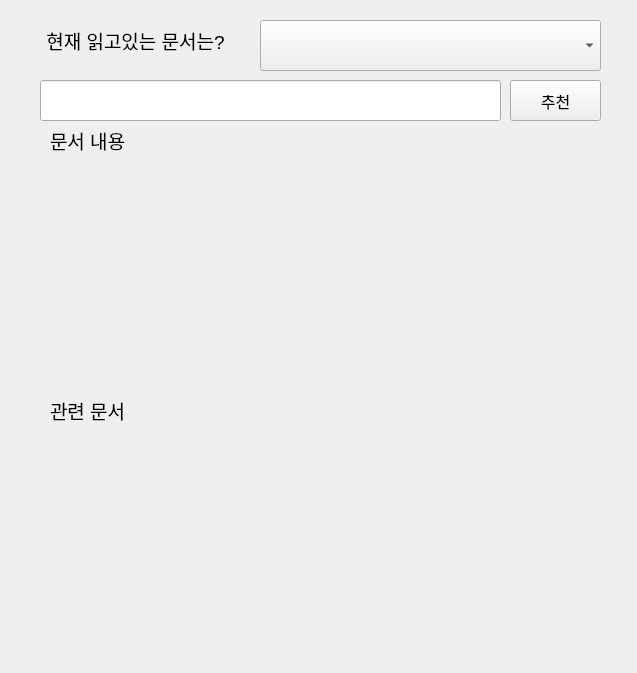
chipmunk-tail/NAMU-Branch-recommendation-for-namuwiki, file namu_recommendation.ui: the form before one commit.
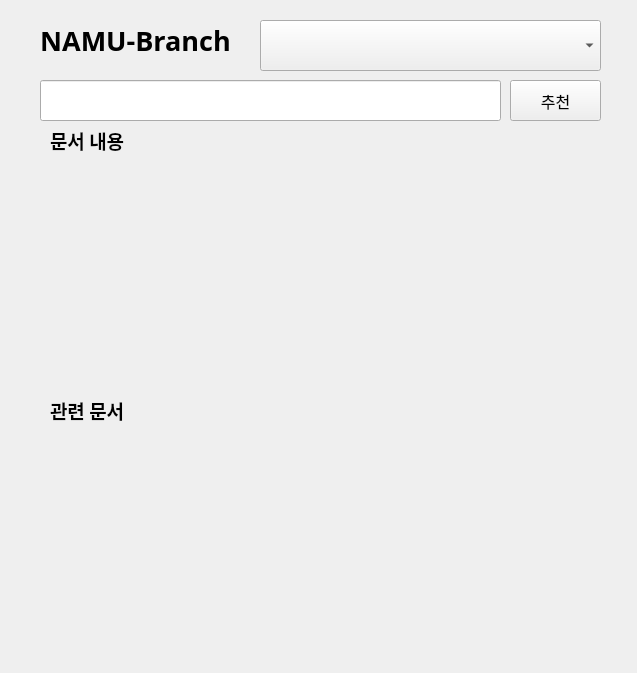
The form after the commit.

```diff
--- a/namu_recommendation.ui
+++ b/namu_recommendation.ui
@@ -24,11 +24,14 @@
    </property>
    <property name="font">
     <font>
-     <pointsize>14</pointsize>
+     <family>Candara</family>
+     <pointsize>20</pointsize>
+     <weight>75</weight>
+     <bold>true</bold>
     </font>
    </property>
    <property name="text">
-    <string>현재 읽고있는 문서는?</string>
+    <string>NAMU-Branch</string>
    </property>
    <property name="alignment">
     <set>Qt::AlignCenter</set>
@@ -138,7 +141,10 @@
    </property>
    <property name="font">
     <font>
+     <family>맑은 고딕</family>
      <pointsize>14</pointsize>
+     <weight>75</weight>
+     <bold>true</bold>
     </font>
    </property>
    <property name="text">
@@ -156,7 +162,10 @@
    </property>
    <property name="font">
     <font>
+     <family>맑은 고딕</family>
      <pointsize>14</pointsize>
+     <weight>75</weight>
+     <bold>true</bold>
     </font>
    </property>
    <property name="text">
```
Left out of the diff: 6 changed lines with no effect on the pictures.
